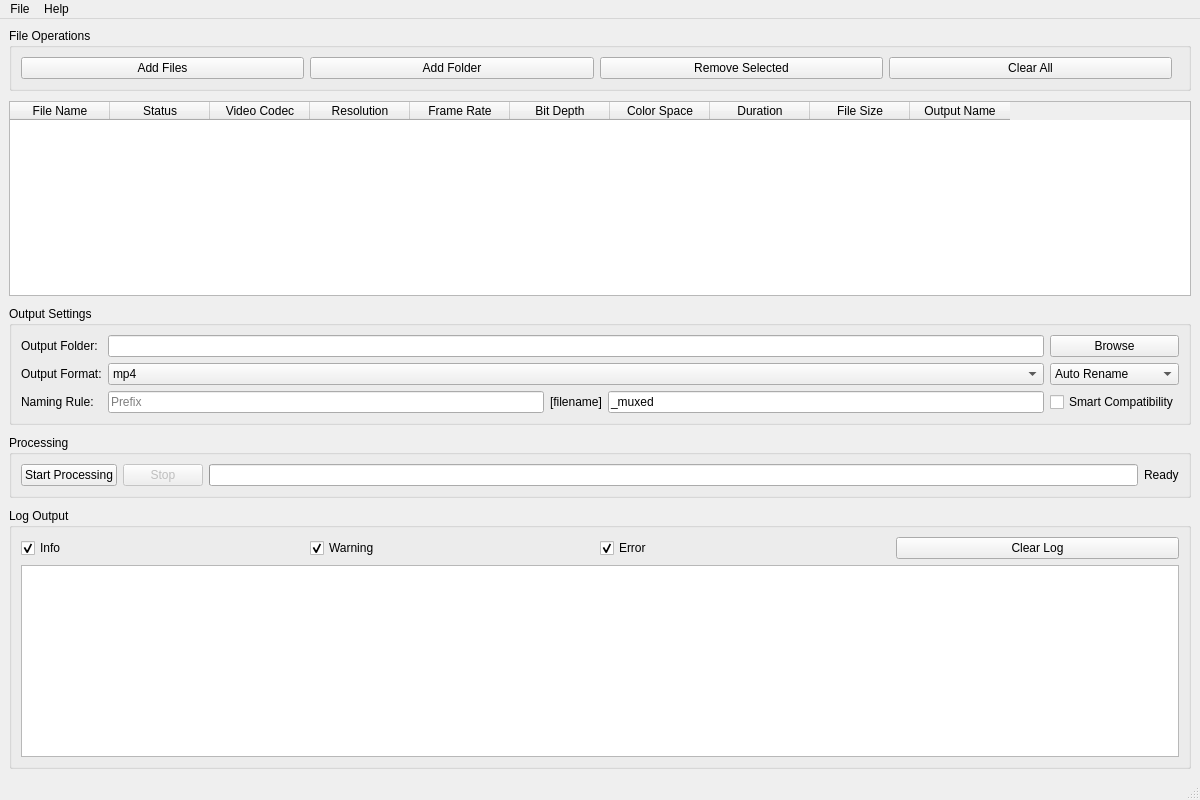
Before: the Qt Designer form src/ui/MainWindow.ui in supernova-jpg/Container-encapsulator, drawn with Qt 5.
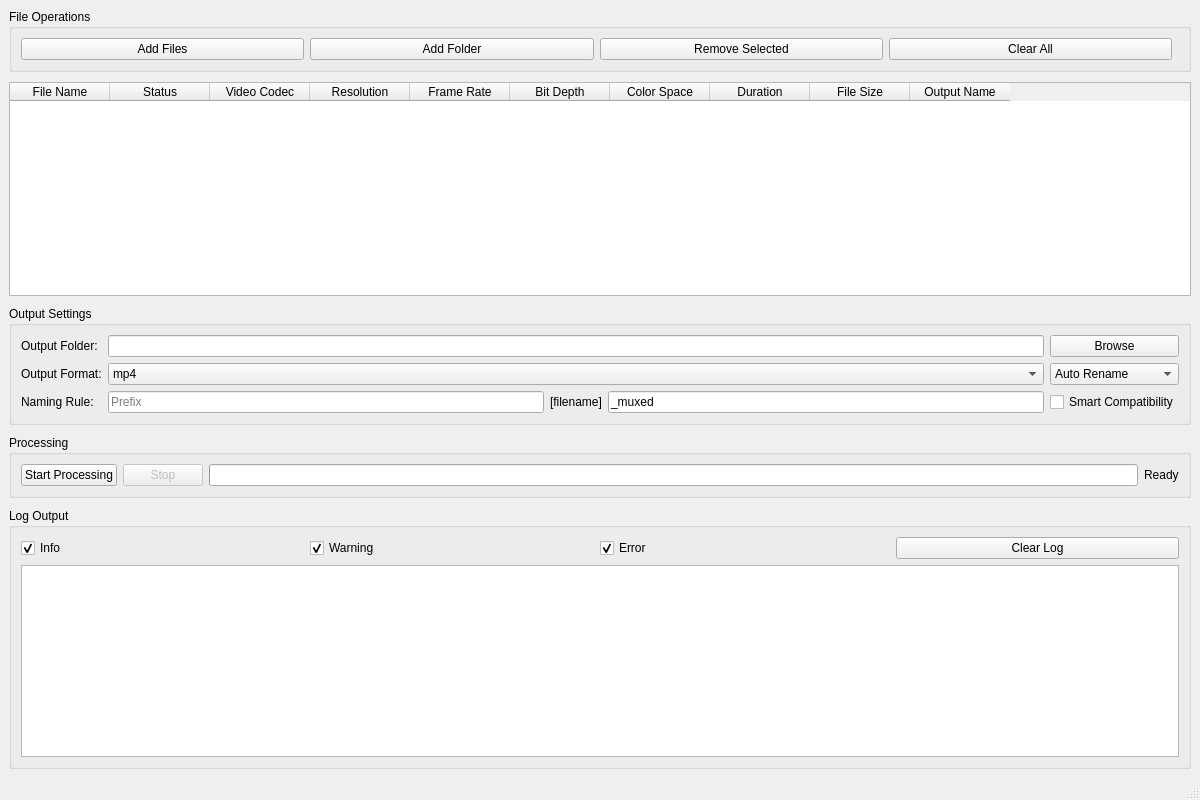
After: the same form once the commit is applied.

```diff
--- a/src/ui/MainWindow.ui
+++ b/src/ui/MainWindow.ui
@@ -420,31 +420,7 @@
     </item>
    </layout>
   </widget>
-  <widget class="QMenuBar" name="menubar">
-   <property name="geometry">
-    <rect>
-     <x>0</x>
-     <y>0</y>
-     <width>1200</width>
-     <height>22</height>
-    </rect>
-   </property>
-   <widget class="QMenu" name="menuFile">
-    <property name="title">
-     <string>File</string>
-    </property>
-    <addaction name="actionOpen"/>
-    <addaction name="actionExit"/>
-   </widget>
-   <widget class="QMenu" name="menuHelp">
-    <property name="title">
-     <string>Help</string>
-    </property>
-    <addaction name="actionAbout"/>
-   </widget>
-   <addaction name="menuFile"/>
-   <addaction name="menuHelp"/>
-  </widget>
+  <!-- Simplified UI: Removed File and Help menus as requested in bug_report.md -->
   <widget class="QStatusBar" name="statusbar"/>
   <action name="actionOpen">
    <property name="text">
```
Left out of the diff: 21 changed lines with no effect on the pictures.
